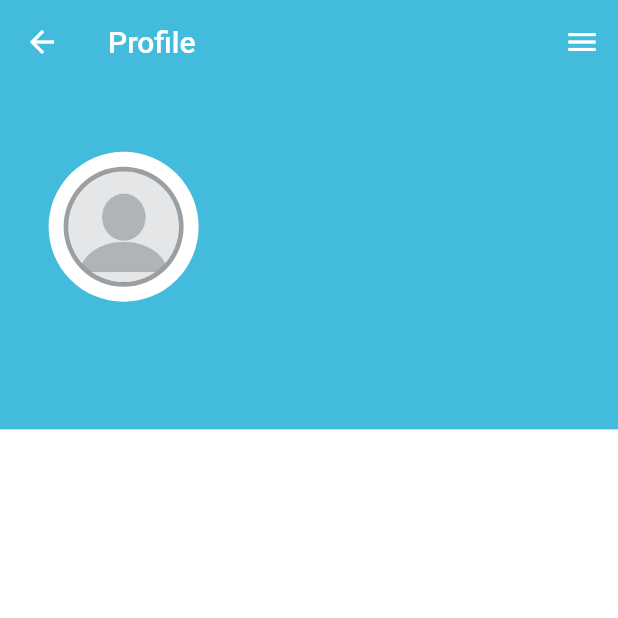
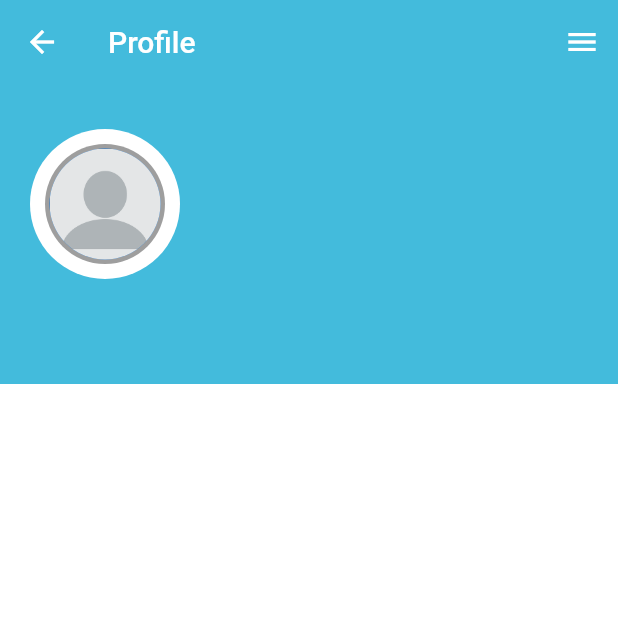
Before and after one commit to HongikB612/UrbanLink, a Flutter app: the ProfilePage screen opened directly, on a phone screen of 412 x 824 dp, the top half of it. Run offline on Flutter 3.47's test engine with Material 2 defaults, Android fonts, the phone set to English and light mode, and no system bars; our stand-ins replace anim_search_bar, cloud_firestore, firebase_auth, firebase_core, firebase_storage, geocoding and 6 more; missing offline and left inert: syncfusion_flutter_maps; accounts and stored records are empty.

Commit message:
Fix Staled commit

```diff
--- a/lib/pages/profilepage/profilepage.dart
+++ b/lib/pages/profilepage/profilepage.dart
@@ -72,7 +72,9 @@ class _MyPostListState extends State<MyPostList> {
   @override
   Widget build(BuildContext context) {
     final isPostsPage = Get.currentRoute == '/PostsPage';
-    return Expanded(
+    return SizedBox(
+      height: 300,
+      child: Expanded(
         child: StreamBuilder<List<Post>>(
           stream: widget.postStream,
           builder: (context, snapshot) {
@@ -88,23 +90,31 @@ class _MyPostListState extends State<MyPostList> {
                   child: Text('이 커뮤니티에는 포스트가 없습니다.\n글을 작성하여 이곳에 첫 포스트를 남겨보세요!'),
                 );
               }
-            return GridView.builder(
-                scrollDirection: Axis.horizontal,
+              return Row(
+                children: [
+                  Expanded(
+                    child: GridView.builder(
+                        scrollDirection: Axis.vertical,
                         itemCount: posts.length,
                         itemBuilder: (context, index) {
                           return _buildPost(posts[index]);
                         },
-                gridDelegate: const SliverGridDelegateWithFixedCrossAxisCount(
+                        gridDelegate:
+                            const SliverGridDelegateWithFixedCrossAxisCount(
                           crossAxisCount: 1,
                           mainAxisSpacing: 1,
                           childAspectRatio: 1,
-                ));
+                        )),
+                  ),
+                ],
+              );
             } else {
               return const Center(
                 child: CircularProgressIndicator(),
               );
             }
           },
+        ),
       ),
     );
   }
@@ -215,45 +225,18 @@ class _ProfilePageState extends State<ProfilePage> {
       ),
       body: Column(
         children: <Widget>[
-          Flexible(
-            flex: 3,
-            fit: FlexFit.tight,
-            child: Container(
+          Container(
             color: const Color.fromARGB(250, 63, 186, 219),
-              child: Flexible(
-                //프로필+티켓
-                fit: FlexFit.tight,
             child: Row(
               children: [
-                    Flexible(
-                      //프로필
-                      flex: 4,
-                      fit: FlexFit.tight,
-                      child: SizedBox(
-                        height: double.infinity,
+                SizedBox(
+                  height: 200,
                   child: profileBox(_myUser),
                   //color: Colors.indigoAccent,
                 ),
-                    ),
-                    const Flexible(
-                      flex: 6,
-                      fit: FlexFit.tight,
-                      child: SizedBox(
-                        height: double.infinity,
-                        width: 50,
-                      ),
-                    )
               ],
             ),
           ),
-            ),
-          ),
-          Flexible(
-            flex: 7,
-            child: Container(
-              color: Colors.white,
-              child: Stack(
-                children: [
           MyPostList(
             postStream: widget.postStream ??
                 PostDatabaseService.getPostsByUserId(
@@ -261,10 +244,6 @@ class _ProfilePageState extends State<ProfilePage> {
           ),
         ],
       ),
-            ),
-          ),
-        ],
-      ),
     );
   }
 }
```
Lines whose indentation alone changed are shown as unchanged.
